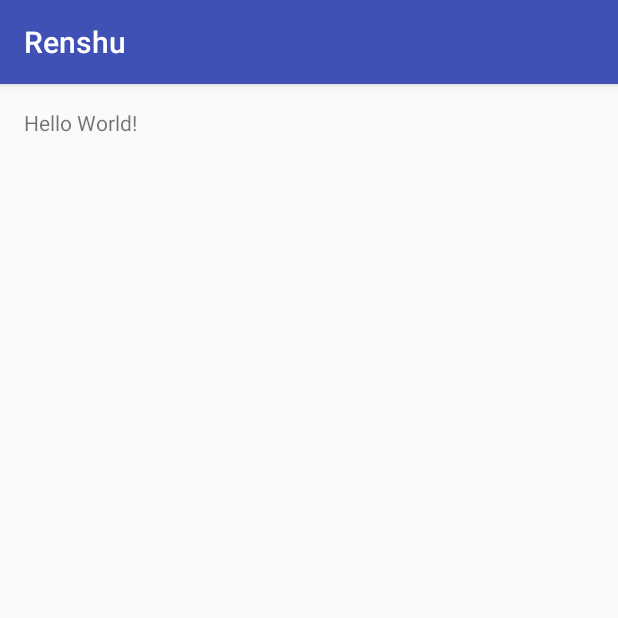
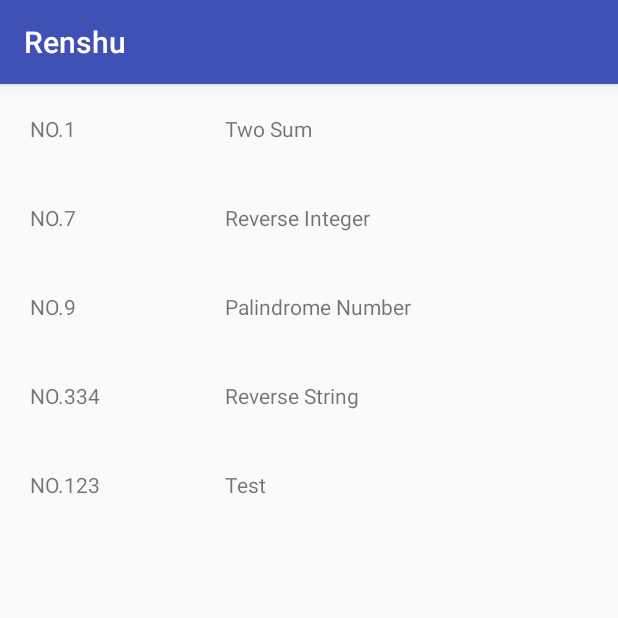
Before and after one commit to ixtliTakeru/renshu, an Android app: the LeetCodeActivity screen opened directly, with no data from a screen before it, on a phone screen of 412 x 824 dp, the top half of it. Run offline under Robolectric (Android 15) with nearby library versions, the phone set to English and light mode, and no system bars.

Commit message:
refactor  LeetCodeActivity (using list to display)

```diff
--- a/app/src/main/java/g/takeru/renshu/leetcode/LeetCodeActivity.kt
+++ b/app/src/main/java/g/takeru/renshu/leetcode/LeetCodeActivity.kt
@@ -2,8 +2,9 @@ package g.takeru.renshu.leetcode
 
 import android.os.Bundle
 import android.support.v7.app.AppCompatActivity
+import android.support.v7.widget.LinearLayoutManager
 import g.takeru.renshu.R
-import timber.log.Timber
+import kotlinx.android.synthetic.main.activity_leetcode.*
 
 /**
  * Created by takeru on 2018/3/13.
@@ -12,33 +13,18 @@ class LeetCodeActivity : AppCompatActivity(){
 
     override fun onCreate(savedInstanceState: Bundle?) {
         super.onCreate(savedInstanceState)
-        setContentView(R.layout.activity_main)
+        setContentView(R.layout.activity_leetcode)
 
-        // 1. Two Sum
-        val testData = intArrayOf(2, 7, 11, 15)
-        val target = 9
-        var no1Result = TwoSum().solution1(testData, target)
-        Timber.d("[${no1Result!![0]}, ${no1Result!![1]}]")
-        no1Result = TwoSum().solution2(testData, target)
-        Timber.d("[${no1Result!![0]}, ${no1Result!![1]}]")
-
-        // 2. Add Two Numbers
+        var problemList : MutableList<Problem> = ArrayList()
+        problemList.add(Problem(1, "Two Sum", { TwoSum().testing() }))
+        problemList.add(Problem(7, "Reverse Integer", { ReverseInteger().testing() }))
+        problemList.add(Problem(9, "Palindrome Number", { PalindromeNumber().testing() }))
+        problemList.add(Problem(334, "Reverse String", { ReverseString().testing() }))
+        problemList.add(Problem(123, "Test", null))
 
 
-        // 7. Reverse Integer
-        var no7Result = ReverseInteger().solution2(123)
-        Timber.d("$no7Result")
-        no7Result = ReverseInteger().solution(-123)
-        Timber.d("$no7Result")
-        no7Result = ReverseInteger().solution2(120)
-        Timber.d("$no7Result")
-
-        // 9. Palindrome Number
-        var no9Result = PalindromeNumber().solution1(12311)
-        Timber.d("$no9Result")
-        no9Result = PalindromeNumber().solution2(12321)
-        Timber.d("$no9Result")
-        no9Result = PalindromeNumber().solution3(12321)
-        Timber.d("$no9Result")
+        val listAdapter = ProblemListAdapter(problemList)
+        recyclerViewProblemList.layoutManager = LinearLayoutManager(this)
+        recyclerViewProblemList.adapter = listAdapter
     }
 }
--- /dev/null
+++ b/app/src/main/java/g/takeru/renshu/leetcode/Problem.kt
@@ -0,0 +1,6 @@
+package g.takeru.renshu.leetcode
+
+/**
+ * Created by takeru on 2018/3/19.
+ */
+data class Problem (var index: Int, var name: String, var itemClickListener: (() -> Unit)?)
--- /dev/null
+++ b/app/src/main/java/g/takeru/renshu/leetcode/ProblemListAdapter.kt
@@ -0,0 +1,37 @@
+package g.takeru.renshu.leetcode;
+
+import android.support.v7.widget.RecyclerView
+import android.view.LayoutInflater
+import android.view.View
+import android.view.ViewGroup
+import g.takeru.renshu.R
+import kotlinx.android.synthetic.main.listitem_user.view.*
+
+/**
+ * Created by takeru on 2018/3/19.
+ */
+
+internal class ProblemListAdapter(private var problemList : MutableList<Problem>) :
+        RecyclerView.Adapter<ProblemListAdapter.ProblemViewHolder>() {
+
+    override fun onCreateViewHolder(parent: ViewGroup, viewType:Int): ProblemViewHolder {
+        return ProblemViewHolder(
+        LayoutInflater.from(parent.context).inflate(R.layout.listitem_user,parent,false))
+    }
+
+    override fun onBindViewHolder(holder : ProblemViewHolder, position : Int){
+        val problem = problemList[position]
+
+        holder.container.setOnClickListener{ problem?.itemClickListener }
+        holder.nameTv.text = "NO." + problem.index.toString()
+        holder.ageTv.text = problem.name
+    }
+
+    override fun getItemCount() : Int = problemList.size
+
+    class ProblemViewHolder (view : View): RecyclerView.ViewHolder(view){
+        val container = itemView.listitem_user_container!!
+        val nameTv = itemView.listitem_user_name!!
+        val ageTv = itemView.listitem_user_age!!
+    }
+}
--- /dev/null
+++ b/app/src/main/res/layout/activity_leetcode.xml
@@ -0,0 +1,11 @@
+<?xml version="1.0" encoding="utf-8"?>
+<RelativeLayout xmlns:android="http://schemas.android.com/apk/res/android"
+    android:layout_width="match_parent"
+    android:layout_height="match_parent">
+
+    <android.support.v7.widget.RecyclerView
+        android:id="@+id/recyclerViewProblemList"
+        android:layout_width="match_parent"
+        android:layout_height="match_parent"/>
+
+</RelativeLayout>
```
Also changed, not shown: app/src/main/java/g/takeru/renshu/leetcode/AddTwoNumbers.kt (+21 -0 lines), app/src/main/java/g/takeru/renshu/leetcode/PalindromeNumber.kt (+11 -0 lines), app/src/main/java/g/takeru/renshu/leetcode/ReverseInteger.kt (+9 -0 lines), app/src/main/java/g/takeru/renshu/leetcode/TwoSum.kt (+11 -0 lines).
